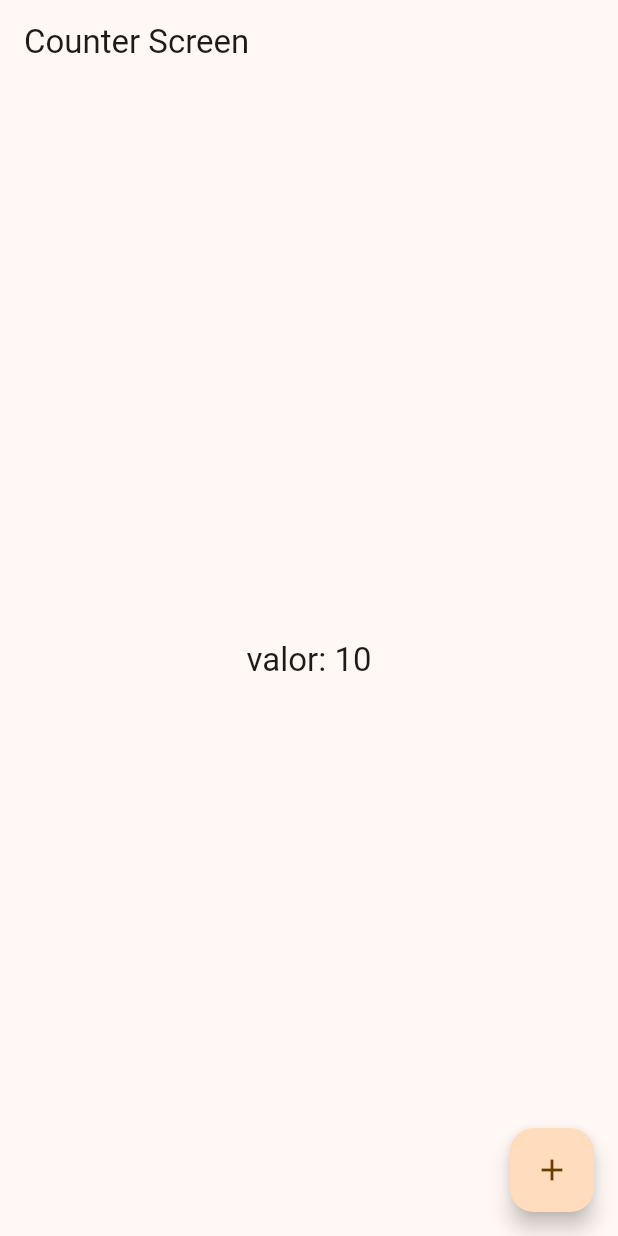
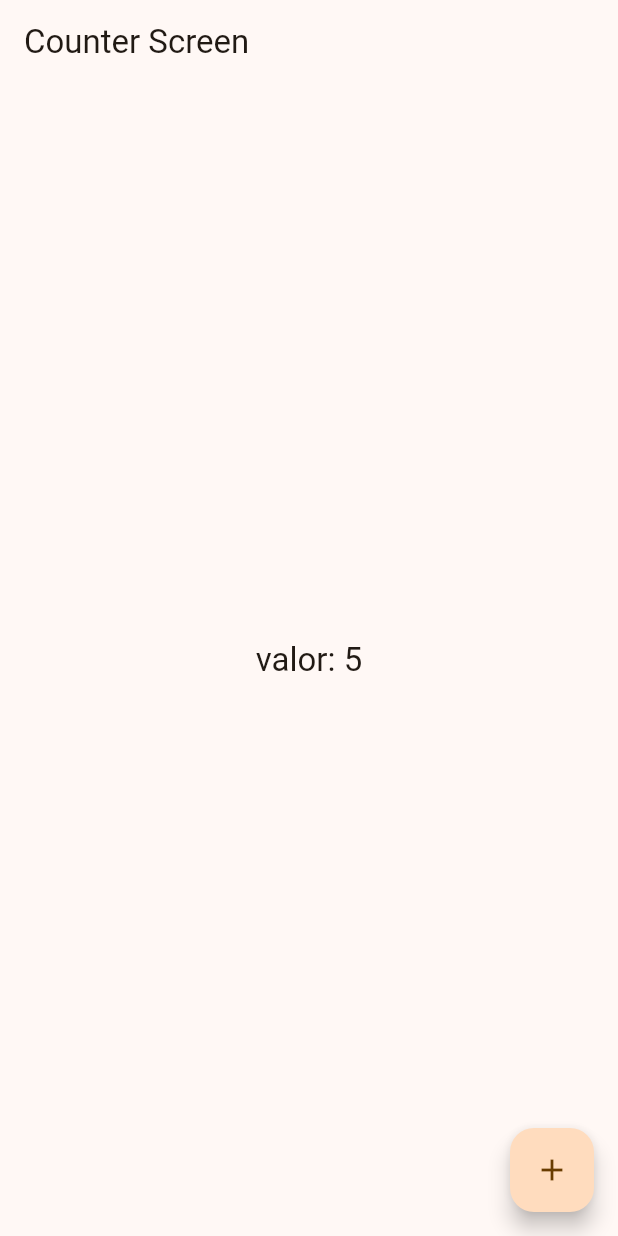
Before and after one commit to MiltonDanielhch/proyecto_tres, a Flutter app: the CounterScreen screen opened by its route, on a phone screen of 412 x 824 dp. Run offline on Flutter 3.47's test engine with Material 3 defaults, Android fonts, the phone set to English and light mode, and no system bars; our stand-ins replace animate_do, flutter_riverpod, go_router.

Commit message:
instalando flutter_riverpod

```diff
--- /dev/null
+++ b/lib/presentation/providers/counter_provider.dart
@@ -0,0 +1,3 @@
+import 'package:flutter_riverpod/flutter_riverpod.dart';
+
+final counterProvider = StateProvider((ref) => 5);
--- a/lib/presentation/screens/counter/counter_screen.dart
+++ b/lib/presentation/screens/counter/counter_screen.dart
@@ -1,18 +1,21 @@
 import 'package:flutter/material.dart';
+import 'package:flutter_riverpod/flutter_riverpod.dart';
+import 'package:proyecto_tres/presentation/providers/counter_provider.dart';
 
-class CounterScreen extends StatelessWidget {
+class CounterScreen extends ConsumerWidget {
   static const name = 'counter_screen';
   const CounterScreen({super.key});
 
   @override
-  Widget build(BuildContext context) {
+  Widget build(BuildContext context, WidgetRef ref) {
+    final int clickCounter = ref.watch(counterProvider);
     return Scaffold(
       appBar: AppBar(
         title: const Text('Counter Screen'),
       ),
       body: Center(
         child: Text(
-          'valor: 10',
+          'valor: $clickCounter',
           style: Theme.of(context).textTheme.titleLarge,
         ),
       ),
--- a/pubspec.yaml
+++ b/pubspec.yaml
@@ -37,6 +37,7 @@ dependencies:
   cupertino_icons: ^1.0.6
   go_router: ^14.1.4
   animate_do: ^3.3.4
+  flutter_riverpod: ^2.5.1
 
 dev_dependencies:
   flutter_test:
```
Also changed, not shown: lib/main.dart (+6 -1 lines), pubspec.lock.
